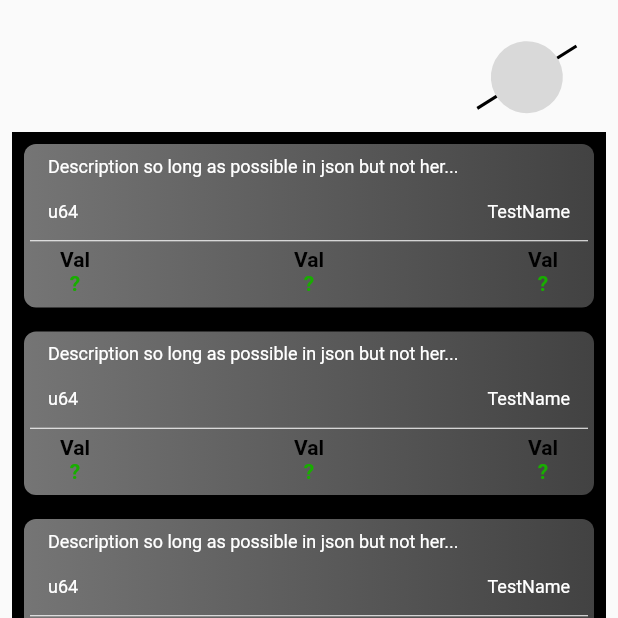
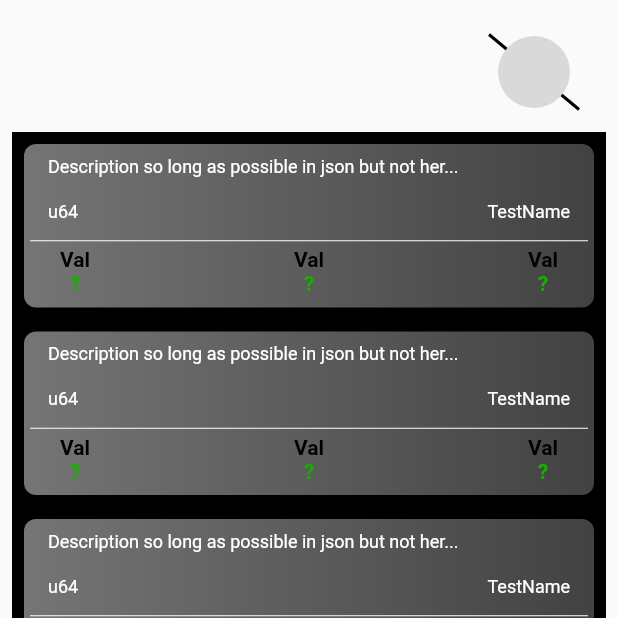
Before and after one commit to mihaab123/flutter_scrollable_list, a Flutter app: the first screen one second after launch, on a phone screen of 412 x 824 dp, the top half of it. Run offline on Flutter 3.47's test engine with Material 2 defaults, Android fonts, the phone set to English and light mode, and no system bars; our stand-ins replace equatable, flutter_bloc.

Commit message:
little fix

```diff
--- a/lib/blocs/scrollable_list_bloc.dart
+++ b/lib/blocs/scrollable_list_bloc.dart
@@ -13,13 +13,13 @@ class ScrollableListBloc
   }
 
   _mapGetListEventToState(
-      ScrollableListEvent event, Emitter<ScrollableListState> emit) async* {
+      ScrollableListEvent event, Emitter<ScrollableListState> emit) async {
     debugPrint("ScrollableListBloc");
 
     if (event is GetScrollableListEvent) {
-      yield ScrollableListState(
+      emit(ScrollableListState(
           itemsList:
-              List.generate(10000, (index) => ItemModel.fromJson(MockData)));
+              List.generate(10000, (index) => ItemModel.fromJson(MockData))));
     }
   }
 }
--- a/lib/screens/home_screen.dart
+++ b/lib/screens/home_screen.dart
@@ -1,4 +1,5 @@
 import 'package:flutter/material.dart';
+import 'package:flutter_bloc/flutter_bloc.dart';
 import 'package:flutter_scrollable_list/blocs/scrollable_list_bloc.dart';
 import 'package:flutter_scrollable_list/screens/widgets/animated_app_bar.dart';
 import 'package:flutter_scrollable_list/screens/widgets/horizontal_list.dart';
@@ -19,7 +20,7 @@ class _HomeScreenState extends State<HomeScreen> {
   @override
   void initState() {
     super.initState();
-
+    BlocProvider.of<ScrollableListBloc>(context).add(GetScrollableListEvent());
     mainController.addListener(() {
       if (mainController.hasClients && secondController.hasClients) {
         secondController.jumpTo(mainController.offset);
@@ -37,15 +38,18 @@ class _HomeScreenState extends State<HomeScreen> {
 
   @override
   Widget build(BuildContext context) {
-    ScrollableListBloc bloc = ScrollableListBloc();
-    bloc.add(GetScrollableListEvent());
     return SafeArea(
       child: Scaffold(
         body: Padding(
           padding: const EdgeInsets.all(8.0),
           child: Column(
             children: [
-              SizedBox(height: 80, child: AnimatedAppBar(reverse: reverse)),
+              SizedBox(
+                  height: 80,
+                  child: AnimatedAppBar(
+                    reverse: reverse,
+                    value: previousOffset / 10000,
+                  )),
               VerticalList(
                 scrollController: mainController,
               ),
--- a/lib/screens/widgets/animated_app_bar.dart
+++ b/lib/screens/widgets/animated_app_bar.dart
@@ -5,7 +5,9 @@ import 'package:flutter_scrollable_list/screens/widgets/circle_line_painter.dart
 
 class AnimatedAppBar extends StatefulWidget {
   final bool reverse;
-  const AnimatedAppBar({Key? key, required this.reverse}) : super(key: key);
+  final double value;
+  const AnimatedAppBar({Key? key, required this.reverse, required this.value})
+      : super(key: key);
 
   @override
   State<AnimatedAppBar> createState() => _AnimatedAppBarState();
@@ -54,8 +56,7 @@ class _AnimatedAppBarState extends State<AnimatedAppBar>
                 return Transform(
                   origin: const Offset(-40, 5),
                   transform: Matrix4.identity()
-                    ..rotateZ(
-                        rotationTween.transform(_animationController.value)),
+                    ..rotateZ(rotationTween.transform(widget.value)),
                   child: child,
                 );
               },
--- a/lib/screens/widgets/horizontal_list.dart
+++ b/lib/screens/widgets/horizontal_list.dart
@@ -20,7 +20,7 @@ class HorizontalList extends StatelessWidget {
             scrollDirection: Axis.horizontal,
             controller: scrollController,
             shrinkWrap: true,
-            itemCount: 100,
+            itemCount: state.itemsList.length,
             itemBuilder: (BuildContext ctxt, int index) {
               return Padding(
                 padding: const EdgeInsets.all(8.0),
--- a/lib/screens/widgets/vertical_list.dart
+++ b/lib/screens/widgets/vertical_list.dart
@@ -22,10 +22,10 @@ class VerticalList extends StatelessWidget {
         child: ListView.builder(
             controller: scrollController,
             shrinkWrap: true,
-            itemCount: 100,
+            itemCount: state.itemsList.length,
             itemBuilder: (BuildContext context, int index) {
               return VerticalListItem(
-                item: ItemModel.fromJson(MockData),
+                item: state.itemsList[index],
               );
             }),
       );
```
